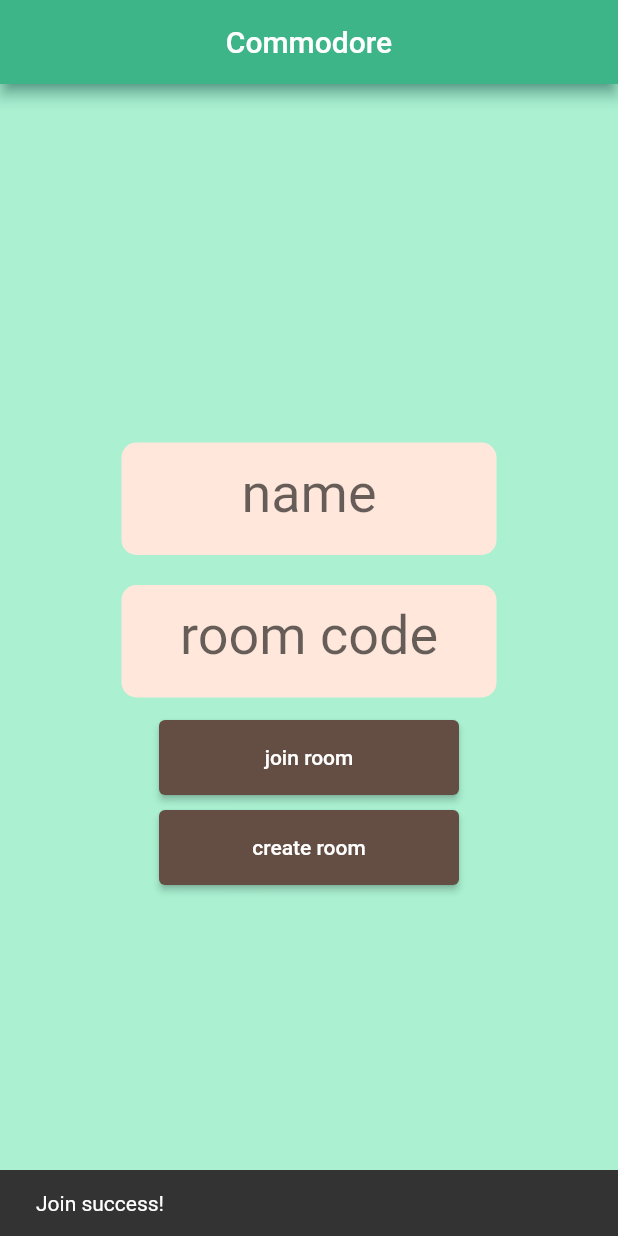
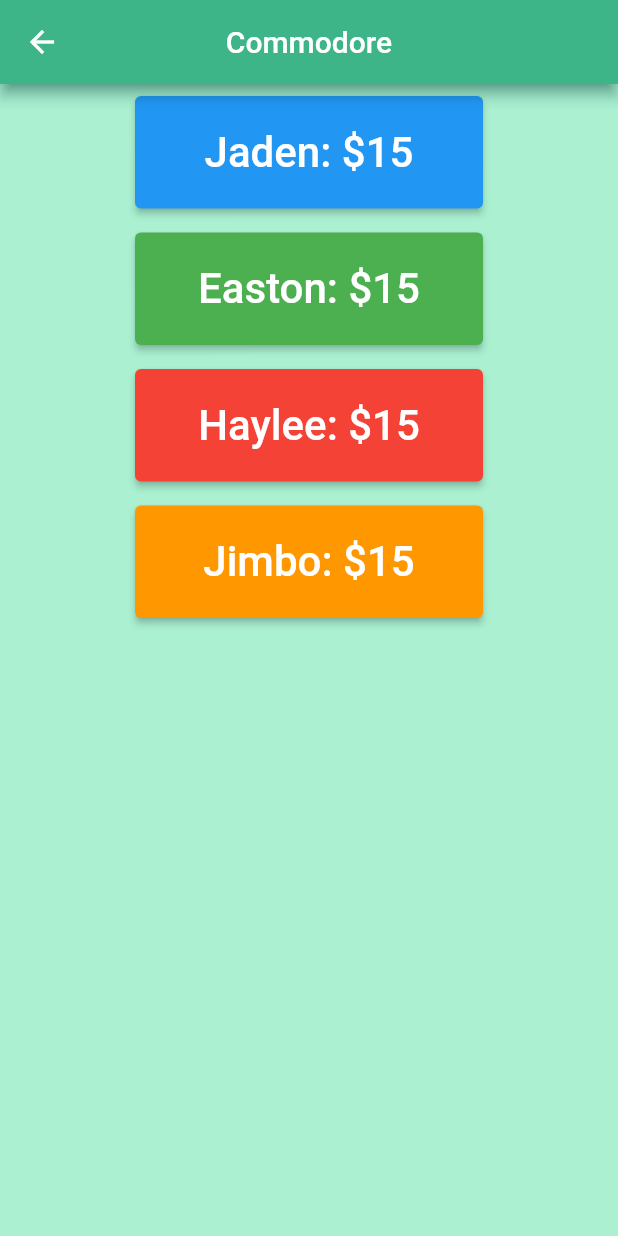
Before and after one commit to JadenHowell/Commodore, a Flutter app: the screen it shows after launch, after a tap on "join room", on a phone screen of 412 x 824 dp. Run offline on Flutter 3.47's test engine with Material 2 defaults, Android fonts, the phone set to English and light mode, and no system bars.

Commit message:
add more pages

```diff
--- /dev/null
+++ b/lib/model/user.dart
@@ -0,0 +1,11 @@
+import 'package:flutter/material.dart';
+
+class User{
+  final String name;
+  final Color color;
+  int money = 0;
+  final Map<User, int> stocks = {};
+
+  User({required this.name, required this.color, required this.money});
+
+}
--- /dev/null
+++ b/lib/view/other_widgets/player_button.dart
@@ -0,0 +1,40 @@
+import 'package:commodore/model/user.dart';
+import 'package:commodore/view/pages/worth_page.dart';
+import 'package:flutter/material.dart';
+
+class PlayerButton extends StatelessWidget {
+  PlayerButton({Key? key, required this.user}) : super(key: key);
+
+  final User user;
+  late BuildContext appContext;
+
+  @override
+  Widget build(BuildContext context) {
+    appContext = context;
+    return ElevatedButton(
+      onPressed: () => navigateToUserWorthPage(),
+      style: ButtonStyle(
+        backgroundColor: MaterialStateProperty.all<Color>(user.color),
+      ),
+      child: SizedBox(
+        width: 200,
+        height: 75,
+        child: Center(
+          child: Text(
+            user.name + ": \$" + user.money.toString(),
+            style: const TextStyle(
+              fontSize: 28,
+            ),
+          ),
+        ),
+      ),
+    );
+  }
+
+  void navigateToUserWorthPage() {
+    Navigator.push(
+      appContext,
+      MaterialPageRoute(builder: (context) => WorthPage(user: user)),
+    );
+  }
+}
--- /dev/null
+++ b/lib/view/pages/game_page.dart
@@ -0,0 +1,47 @@
+import 'package:commodore/model/user.dart';
+import 'package:commodore/view/other_widgets/player_button.dart';
+import 'package:flutter/material.dart';
+
+class GamePage extends StatefulWidget {
+  const GamePage({Key? key, required this.title}) : super(key: key);
+
+  final String title;
+
+  @override
+  _GamePageState createState() => _GamePageState();
+}
+
+class _GamePageState extends State<GamePage> {
+
+  List<User> allUsers = [
+    User(name: 'Jaden', color: Colors.blue, money: 15),
+    User(name: 'Easton', color: Colors.green, money: 15),
+    User(name: 'Haylee', color: Colors.red, money: 15),
+    User(name: 'Jimbo', color: Colors.orange, money: 15)
+  ];
+
+  @override
+  Widget build(BuildContext context) {
+    return Scaffold(
+      appBar: AppBar(
+        title: Text(widget.title),
+        centerTitle: true,
+      ),
+      body: Column(
+        children: <Widget> [
+
+          //TODO: need to loop through a list of all users
+          for(User user in allUsers)
+            Padding(
+              padding: const EdgeInsets.all(8.0),
+              child: Center(
+                child: PlayerButton(
+                    user: user,
+                ),
+              ),
+            ),
+        ],
+      ),
+    );
+  }
+}
--- a/lib/view/pages/main.dart
+++ b/lib/view/pages/main.dart
@@ -4,6 +4,7 @@ import 'package:commodore/services/response/create_room_response.dart';
 import 'package:commodore/services/response/join_room_response.dart';
 import 'package:commodore/themes/color_values.dart';
 import 'package:commodore/themes/theme_data.dart';
+import 'package:commodore/view/pages/game_page.dart';
 import 'package:flutter/material.dart';
 
 void main() {
@@ -158,33 +159,27 @@ class _MyHomePageState extends State<MyHomePage> implements JoinRoomView, Create
 
   @override
   void roomJoined(JoinRoomResponse response) {
-    String text;
     if(response.success) {
-      text = "Join success!";
+      Navigator.push(
+        context,
+        MaterialPageRoute(builder: (context) => GamePage(title: widget.title)),
+      );
     } else {
-      text = "Join failed...";
+      SnackBar snackBar = const SnackBar(content: Text('Join failed'));
+      ScaffoldMessenger.of(context).showSnackBar(snackBar);
     }
-
-    SnackBar snackBar = SnackBar(content: Text(text));
-
-    // Find the ScaffoldMessenger in the widget tree
-    // and use it to show a SnackBar.
-    ScaffoldMessenger.of(context).showSnackBar(snackBar);
   }
 
   @override
   void roomCreated(CreateRoomResponse response) {
-    String text;
     if(response.success) {
-      text = "Create success!";
+      Navigator.push(
+        context,
+        MaterialPageRoute(builder: (context) => GamePage(title: widget.title)),
+      );
     } else {
-      text = "Create failed...";
+      SnackBar snackBar = const SnackBar(content: Text('Create failed'));
+      ScaffoldMessenger.of(context).showSnackBar(snackBar);
     }
-
-    SnackBar snackBar = SnackBar(content: Text(text));
-
-    // Find the ScaffoldMessenger in the widget tree
-    // and use it to show a SnackBar.
-    ScaffoldMessenger.of(context).showSnackBar(snackBar);
   }
 }
--- /dev/null
+++ b/lib/view/pages/worth_page.dart
@@ -0,0 +1,25 @@
+import 'package:commodore/model/user.dart';
+import 'package:flutter/material.dart';
+
+class WorthPage extends StatefulWidget {
+  const WorthPage({Key? key, required this.user}) : super(key: key);
+
+  final User user;
+
+  @override
+  _WorthPageState createState() => _WorthPageState();
+}
+
+class _WorthPageState extends State<WorthPage> {
+  @override
+  Widget build(BuildContext context) {
+    return Scaffold(
+      appBar: AppBar(
+        title: Text(widget.user.name),
+        centerTitle: true,
+        backgroundColor: widget.user.color,
+      ),
+      body: Column(),
+    );
+  }
+}
```
